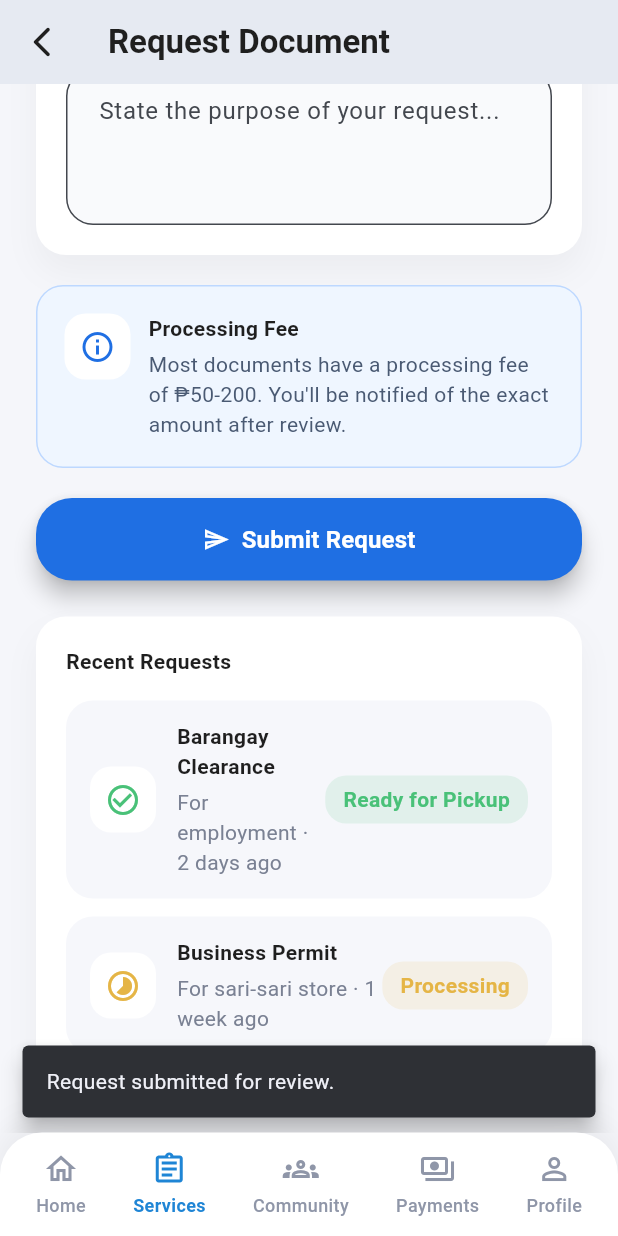
After one commit to eori1/bayankonek, a Flutter app: the RequestDocumentPage screen opened directly, scrolled down 486 dp, after a tap on "Submit Request", on a phone screen of 412 x 824 dp. The commit adds this screen. Run offline on Flutter 3.47's test engine with Material 3 defaults, Android fonts, the phone set to English and light mode, and no system bars; our stand-ins replace firebase_auth, firebase_core; accounts and stored records are empty.

Commit message:
Added the Request Documents Page

```diff
--- /dev/null
+++ b/lib/screens/request_document_page.dart
@@ -0,0 +1,488 @@
+import 'package:flutter/material.dart';
+
+import '../widgets/app_bottom_nav.dart';
+
+class RequestDocumentPage extends StatefulWidget {
+  const RequestDocumentPage({super.key});
+
+  @override
+  State<RequestDocumentPage> createState() => _RequestDocumentPageState();
+}
+
+class _RequestDocumentPageState extends State<RequestDocumentPage> {
+  final TextEditingController _nameController = TextEditingController();
+  final TextEditingController _purposeController = TextEditingController();
+  final List<String> _documentTypes = [
+    'Barangay Clearance',
+    'Business Permit',
+    'Residency Certificate',
+  ];
+  String? _selectedDoc;
+
+  @override
+  void dispose() {
+    _nameController.dispose();
+    _purposeController.dispose();
+    super.dispose();
+  }
+
+  @override
+  Widget build(BuildContext context) {
+    return Scaffold(
+      backgroundColor: const Color(0xFFF5F6FA),
+      appBar: AppBar(
+        backgroundColor: Colors.transparent,
+        elevation: 0,
+        leading: IconButton(
+          icon: const Icon(Icons.arrow_back_ios_new_rounded),
+          color: const Color(0xFF1F1F1F),
+          onPressed: () => Navigator.of(context).pop(),
+        ),
+        title: const Text(
+          'Request Document',
+          style: TextStyle(
+            color: Color(0xFF1F1F1F),
+            fontWeight: FontWeight.w700,
+          ),
+        ),
+      ),
+      body: SafeArea(
+        child: SingleChildScrollView(
+          padding: const EdgeInsets.fromLTRB(24, 8, 24, 32),
+          child: Column(
+            crossAxisAlignment: CrossAxisAlignment.start,
+            children: [
+              _ProgressCard(),
+              const SizedBox(height: 20),
+              _FormSection(
+                nameController: _nameController,
+                purposeController: _purposeController,
+                selectedDoc: _selectedDoc,
+                documentTypes: _documentTypes,
+                onDocChanged: (value) => setState(() => _selectedDoc = value),
+              ),
+              const SizedBox(height: 20),
+              const _ProcessingFeeCard(),
+              const SizedBox(height: 20),
+              SizedBox(
+                width: double.infinity,
+                child: ElevatedButton.icon(
+                  style: ElevatedButton.styleFrom(
+                    backgroundColor: const Color(0xFF1F6FE3),
+                    padding: const EdgeInsets.symmetric(vertical: 16),
+                    shape: RoundedRectangleBorder(
+                      borderRadius: BorderRadius.circular(24),
+                    ),
+                    elevation: 6,
+                  ),
+                  onPressed: () {
+                    ScaffoldMessenger.of(context).showSnackBar(
+                      const SnackBar(
+                        content: Text('Request submitted for review.'),
+                        behavior: SnackBarBehavior.floating,
+                      ),
+                    );
+                  },
+                  icon: const Icon(Icons.send_outlined, color: Colors.white),
+                  label: const Text(
+                    'Submit Request',
+                    style: TextStyle(
+                      fontSize: 16,
+                      fontWeight: FontWeight.w600,
+                      color: Colors.white,
+                    ),
+                  ),
+                ),
+              ),
+              const SizedBox(height: 24),
+              const _RecentRequests(),
+            ],
+          ),
+        ),
+      ),
+      bottomNavigationBar: AppBottomNav(
+        currentIndex: 1,
+        onItemSelected: (index) {
+          if (index == 0) {
+            Navigator.of(context).pop();
+          }
+        },
+      ),
+    );
+  }
+}
+
+class _ProgressCard extends StatelessWidget {
+  @override
+  Widget build(BuildContext context) {
+    return Container(
+      width: double.infinity,
+      padding: const EdgeInsets.symmetric(horizontal: 20, vertical: 22),
+      decoration: BoxDecoration(
+        color: Colors.white,
+        borderRadius: BorderRadius.circular(20),
+        boxShadow: [
+          BoxShadow(
+            color: Colors.black.withOpacity(0.05),
+            blurRadius: 18,
+            offset: const Offset(0, 10),
+          ),
+        ],
+      ),
+      child: Column(
+        crossAxisAlignment: CrossAxisAlignment.start,
+        children: [
+          const Text(
+            'Request Progress',
+            style: TextStyle(
+              fontWeight: FontWeight.w700,
+              color: Color(0xFF1F1F1F),
+            ),
+          ),
+          const SizedBox(height: 20),
+          Row(
+            mainAxisAlignment: MainAxisAlignment.spaceBetween,
+            children: const [
+              _ProgressStep(
+                icon: Icons.send_outlined,
+                label: 'Submit',
+                active: true,
+              ),
+              _ProgressDivider(),
+              _ProgressStep(icon: Icons.access_time, label: 'Process'),
+              _ProgressDivider(),
+              _ProgressStep(icon: Icons.inventory_2_outlined, label: 'Ready'),
+            ],
+          ),
+        ],
+      ),
+    );
+  }
+}
+
+class _ProgressStep extends StatelessWidget {
+  const _ProgressStep({
+    required this.icon,
+    required this.label,
+    this.active = false,
+  });
+
+  final IconData icon;
+  final String label;
+  final bool active;
+
+  @override
+  Widget build(BuildContext context) {
+    final color = active ? const Color(0xFF1F6FE3) : const Color(0xFFB8C5D9);
+
+    return Column(
+      children: [
+        Container(
+          width: 48,
+          height: 48,
+          decoration: BoxDecoration(
+            color: active ? color.withOpacity(0.1) : const Color(0xFFF3F5F9),
+            borderRadius: BorderRadius.circular(24),
+            border: Border.all(color: color),
+          ),
+          child: Icon(icon, color: color),
+        ),
+        const SizedBox(height: 8),
+        Text(
+          label,
+          style: TextStyle(
+            fontWeight: active ? FontWeight.w700 : FontWeight.w500,
+            color: color,
+          ),
+        ),
+      ],
+    );
+  }
+}
+
+class _ProgressDivider extends StatelessWidget {
+  const _ProgressDivider();
+
+  @override
+  Widget build(BuildContext context) {
+    return Container(width: 32, height: 2, color: const Color(0xFFE0E6F0));
+  }
+}
+
+class _FormSection extends StatelessWidget {
+  const _FormSection({
+    required this.nameController,
+    required this.purposeController,
+    required this.selectedDoc,
+    required this.documentTypes,
+    required this.onDocChanged,
+  });
+
+  final TextEditingController nameController;
+  final TextEditingController purposeController;
+  final String? selectedDoc;
+  final List<String> documentTypes;
+  final ValueChanged<String?> onDocChanged;
+
+  InputDecoration _fieldDecoration(String hint) {
+    return InputDecoration(
+      hintText: hint,
+      filled: true,
+      fillColor: const Color(0xFFF9FAFC),
+      border: OutlineInputBorder(
+        borderRadius: BorderRadius.circular(18),
+        borderSide: const BorderSide(color: Color(0xFFE0E6F0)),
+      ),
+      focusedBorder: OutlineInputBorder(
+        borderRadius: BorderRadius.circular(18),
+        borderSide: const BorderSide(color: Color(0xFF1F6FE3)),
+      ),
+      contentPadding: const EdgeInsets.symmetric(horizontal: 18, vertical: 16),
+    );
+  }
+
+  @override
+  Widget build(BuildContext context) {
+    return Container(
+      padding: const EdgeInsets.all(20),
+      decoration: BoxDecoration(
+        color: Colors.white,
+        borderRadius: BorderRadius.circular(20),
+        boxShadow: [
+          BoxShadow(
+            color: Colors.black.withOpacity(0.04),
+            blurRadius: 18,
+            offset: const Offset(0, 12),
+          ),
+        ],
+      ),
+      child: Column(
+        crossAxisAlignment: CrossAxisAlignment.start,
+        children: [
+          const Text(
+            'Document Information',
+            style: TextStyle(
+              fontWeight: FontWeight.w700,
+              color: Color(0xFF1F1F1F),
+            ),
+          ),
+          const SizedBox(height: 16),
+          const Text(
+            'Full Name',
+            style: TextStyle(
+              fontWeight: FontWeight.w600,
+              color: Color(0xFF555E6C),
+            ),
+          ),
+          const SizedBox(height: 8),
+          TextField(
+            controller: nameController,
+            decoration: _fieldDecoration('Enter your full name'),
+          ),
+          const SizedBox(height: 18),
+          const Text(
+            'Document Type',
+            style: TextStyle(
+              fontWeight: FontWeight.w600,
+              color: Color(0xFF555E6C),
+            ),
+          ),
+          const SizedBox(height: 8),
+          DropdownButtonFormField<String>(
+            value: selectedDoc,
+            items: documentTypes
+                .map((doc) => DropdownMenuItem(value: doc, child: Text(doc)))
+                .toList(),
+            decoration: _fieldDecoration('Select document type'),
+            onChanged: onDocChanged,
+          ),
+          const SizedBox(height: 18),
+          const Text(
+            'Purpose',
+            style: TextStyle(
+              fontWeight: FontWeight.w600,
+              color: Color(0xFF555E6C),
+            ),
+          ),
+          const SizedBox(height: 8),
+          TextField(
+            controller: purposeController,
+            maxLines: 3,
+            decoration: _fieldDecoration(
+              'State the purpose of your request...',
+            ),
+          ),
+        ],
+      ),
+    );
+  }
+}
+
+class _ProcessingFeeCard extends StatelessWidget {
+  const _ProcessingFeeCard();
+
+  @override
+  Widget build(BuildContext context) {
+    return Container(
+      padding: const EdgeInsets.all(18),
+      decoration: BoxDecoration(
+        color: const Color(0xFFEFF6FF),
+        borderRadius: BorderRadius.circular(18),
+        border: Border.all(color: const Color(0xFFBDD8FF)),
+      ),
+      child: Row(
+        crossAxisAlignment: CrossAxisAlignment.start,
+        children: [
+          Container(
+            padding: const EdgeInsets.all(10),
+            decoration: BoxDecoration(
+              color: Colors.white,
+              borderRadius: BorderRadius.circular(14),
+            ),
+            child: const Icon(Icons.info_outline, color: Color(0xFF1F6FE3)),
+          ),
+          const SizedBox(width: 12),
+          Expanded(
+            child: Column(
+              crossAxisAlignment: CrossAxisAlignment.start,
+              children: const [
+                Text(
+                  'Processing Fee',
+                  style: TextStyle(
+                    fontWeight: FontWeight.w700,
+                    color: Color(0xFF1F1F1F),
+                  ),
+                ),
+                SizedBox(height: 4),
+                Text(
+                  'Most documents have a processing fee of ₱50-200. You\'ll be notified of the exact amount after review.',
+                  style: TextStyle(color: Color(0xFF4A5A73), height: 1.4),
+                ),
+              ],
+            ),
+          ),
+        ],
+      ),
+    );
+  }
+}
+
+class _RecentRequests extends StatelessWidget {
+  const _RecentRequests();
+
+  @override
+  Widget build(BuildContext context) {
+    return Container(
+      padding: const EdgeInsets.all(20),
+      decoration: BoxDecoration(
+        color: Colors.white,
+        borderRadius: BorderRadius.circular(20),
+        boxShadow: [
+          BoxShadow(
+            color: Colors.black.withOpacity(0.04),
+            blurRadius: 18,
+            offset: const Offset(0, 12),
+          ),
+        ],
+      ),
+      child: Column(
+        crossAxisAlignment: CrossAxisAlignment.start,
+        children: const [
+          Text(
+            'Recent Requests',
+            style: TextStyle(
+              fontWeight: FontWeight.w700,
+              color: Color(0xFF1F1F1F),
+            ),
+          ),
+          SizedBox(height: 16),
+          _RecentRequestTile(
+            title: 'Barangay Clearance',
+            subtitle: 'For employment · 2 days ago',
+            status: 'Ready for Pickup',
+            statusColor: Color(0xFF49C178),
+            icon: Icons.check_circle_outline,
+          ),
+          SizedBox(height: 12),
+          _RecentRequestTile(
+            title: 'Business Permit',
+            subtitle: 'For sari-sari store · 1 week ago',
+            status: 'Processing',
+            statusColor: Color(0xFFE5B546),
+            icon: Icons.timelapse,
+          ),
+        ],
+      ),
+    );
+  }
+}
+
+class _RecentRequestTile extends StatelessWidget {
+  const _RecentRequestTile({
+    required this.title,
+    required this.subtitle,
+    required this.status,
+    required this.statusColor,
+    required this.icon,
+  });
+
+  final String title;
+  final String subtitle;
+  final String status;
+  final Color statusColor;
+  final IconData icon;
+
+  @override
+  Widget build(BuildContext context) {
+    return Container(
+      padding: const EdgeInsets.symmetric(horizontal: 16, vertical: 14),
+      decoration: BoxDecoration(
+        color: const Color(0xFFF6F7FB),
+        borderRadius: BorderRadius.circular(18),
+      ),
+      child: Row(
+        children: [
+          Container(
+            padding: const EdgeInsets.all(10),
+            decoration: BoxDecoration(
+              color: Colors.white,
+              borderRadius: BorderRadius.circular(14),
+            ),
+            child: Icon(icon, color: statusColor),
+          ),
+          const SizedBox(width: 14),
+          Expanded(
+            child: Column(
+              crossAxisAlignment: CrossAxisAlignment.start,
+              children: [
+                Text(
+                  title,
+                  style: const TextStyle(
+                    fontWeight: FontWeight.w700,
+                    color: Color(0xFF1F1F1F),
+                  ),
+                ),
+                const SizedBox(height: 4),
+                Text(
+                  subtitle,
+                  style: const TextStyle(color: Color(0xFF7A8193)),
+                ),
+              ],
+            ),
+          ),
+          Container(
+            padding: const EdgeInsets.symmetric(horizontal: 12, vertical: 6),
+            decoration: BoxDecoration(
+              color: statusColor.withOpacity(0.12),
+              borderRadius: BorderRadius.circular(14),
+            ),
+            child: Text(
+              status,
+              style: TextStyle(color: statusColor, fontWeight: FontWeight.w600),
+            ),
+          ),
+        ],
+      ),
+    );
+  }
+}
--- a/lib/screens/services_page.dart
+++ b/lib/screens/services_page.dart
@@ -1,6 +1,7 @@
 import 'package:flutter/material.dart';
 
 import '../widgets/app_bottom_nav.dart';
+import 'request_document_page.dart';
 
 class ServicesPage extends StatelessWidget {
   const ServicesPage({super.key});
@@ -29,8 +30,8 @@ class ServicesPage extends StatelessWidget {
         padding: const EdgeInsets.fromLTRB(24, 8, 24, 0),
         child: Column(
           crossAxisAlignment: CrossAxisAlignment.start,
-          children: const [
-            Text(
+          children: [
+            const Text(
               'What would you like to do?',
               style: TextStyle(
                 fontSize: 20,
@@ -38,20 +39,35 @@ class ServicesPage extends StatelessWidget {
                 color: Color(0xFF1F1F1F),
               ),
             ),
-            SizedBox(height: 8),
-            Text(
+            const SizedBox(height: 8),
+            const Text(
               'Choose a service to continue',
               style: TextStyle(fontSize: 15, color: Color(0xFF7A8193)),
             ),
-            SizedBox(height: 24),
+            const SizedBox(height: 24),
             _ServiceActionButton(
               icon: Icons.description_outlined,
               label: 'Request Document',
+              onTap: () {
+                Navigator.of(context).push(
+                  MaterialPageRoute(
+                    builder: (_) => const RequestDocumentPage(),
+                  ),
+                );
+              },
             ),
-            SizedBox(height: 16),
+            const SizedBox(height: 16),
             _ServiceActionButton(
               icon: Icons.warning_amber_outlined,
               label: 'Report Issue',
+              onTap: () {
+                ScaffoldMessenger.of(context).showSnackBar(
+                  const SnackBar(
+                    content: Text('Issue reporting is coming soon.'),
+                    behavior: SnackBarBehavior.floating,
+                  ),
+                );
+              },
             ),
           ],
         ),
@@ -69,16 +85,21 @@ class ServicesPage extends StatelessWidget {
 }
 
 class _ServiceActionButton extends StatelessWidget {
-  const _ServiceActionButton({required this.icon, required this.label});
+  const _ServiceActionButton({
+    required this.icon,
+    required this.label,
+    required this.onTap,
+  });
 
   final IconData icon;
   final String label;
+  final VoidCallback onTap;
 
   @override
   Widget build(BuildContext context) {
     return InkWell(
       borderRadius: BorderRadius.circular(20),
-      onTap: () {},
+      onTap: onTap,
       child: Container(
         width: double.infinity,
         padding: const EdgeInsets.symmetric(horizontal: 20, vertical: 18),
--- a/lib/screens/verify_code_page.dart
+++ b/lib/screens/verify_code_page.dart
@@ -243,7 +243,9 @@ class _VerifyCodePageState extends State<VerifyCodePage> {
                         borderRadius: BorderRadius.circular(36),
                         boxShadow: [
                           BoxShadow(
-                            color: const Color(0xFF0F1C3D).withOpacity(0.12),
+                            color: const Color(
+                              0xFF0F1C3D,
+                            ).withValues(alpha: 0.12),
                             blurRadius: 40,
                             offset: const Offset(0, 18),
                           ),
```
